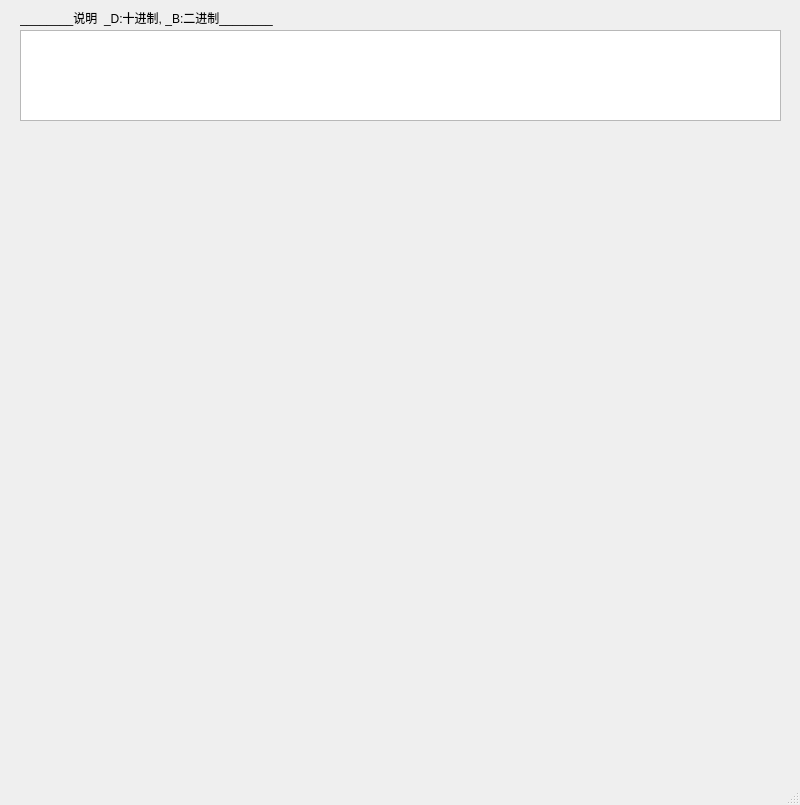
The window that config1/UI.ui (uyaly/study2018) describes before a commit, drawn with Qt 5.
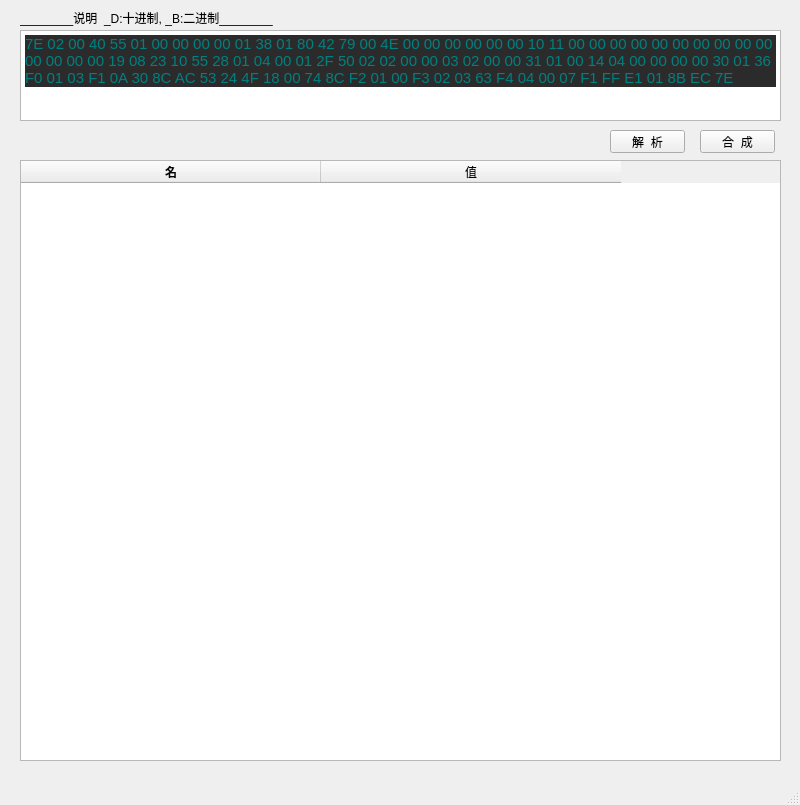
The same window after the commit.

```diff
--- a/config1/UI.ui
+++ b/config1/UI.ui
@@ -42,6 +42,13 @@
       <height>91</height>
      </rect>
     </property>
+    <property name="html">
+     <string>&lt;!DOCTYPE HTML PUBLIC &quot;-//W3C//DTD HTML 4.0//EN&quot; &quot;http://www.w3.org/TR/REC-html40/strict.dtd&quot;&gt;
+&lt;html&gt;&lt;head&gt;&lt;meta name=&quot;qrichtext&quot; content=&quot;1&quot; /&gt;&lt;style type=&quot;text/css&quot;&gt;
+p, li { white-space: pre-wrap; }
+&lt;/style&gt;&lt;/head&gt;&lt;body style=&quot; font-family:'SimSun'; font-size:9pt; font-weight:400; font-style:normal;&quot;&gt;
+&lt;p style=&quot; margin-top:12px; margin-bottom:12px; margin-left:0px; margin-right:0px; -qt-block-indent:0; text-indent:0px; background-color:#2b2b2b;&quot;&gt;&lt;span style=&quot; font-family:'宋体'; font-size:11.3pt; color:#008080;&quot;&gt;7E 02 00 40 55 01 00 00 00 00 01 38 01 80 42 79 00 4E 00 00 00 00 00 00 10 11 00 00 00 00 00 00 00 00 00 00 00 00 00 00 19 08 23 10 55 28 01 04 00 01 2F 50 02 02 00 00 03 02 00 00 31 01 00 14 04 00 00 00 00 30 01 36 F0 01 03 F1 0A 30 8C AC 53 24 4F 18 00 74 8C F2 01 00 F3 02 03 63 F4 04 00 07 F1 FF E1 01 8B EC 7E&lt;/span&gt;&lt;/p&gt;&lt;/body&gt;&lt;/html&gt;</string>
+    </property>
    </widget>
    <widget class="QLabel" name="label_2">
     <property name="geometry">
@@ -56,6 +63,61 @@
      <string>________说明  _D:十进制, _B:二进制________</string>
     </property>
    </widget>
+   <widget class="QTableWidget" name="tableWidget">
+    <property name="geometry">
+     <rect>
+      <x>20</x>
+      <y>160</y>
+      <width>761</width>
+      <height>601</height>
+     </rect>
+    </property>
+    <attribute name="horizontalHeaderDefaultSectionSize">
+     <number>300</number>
+    </attribute>
+    <column>
+     <property name="text">
+      <string>名</string>
+     </property>
+     <property name="font">
+      <font>
+       <weight>75</weight>
+       <bold>true</bold>
+      </font>
+     </property>
+    </column>
+    <column>
+     <property name="text">
+      <string>值</string>
+     </property>
+    </column>
+   </widget>
+   <widget class="QPushButton" name="Button_analyz">
+    <property name="geometry">
+     <rect>
+      <x>610</x>
+      <y>130</y>
+      <width>75</width>
+      <height>23</height>
+     </rect>
+    </property>
+    <property name="text">
+     <string>解  析</string>
+    </property>
+   </widget>
+   <widget class="QPushButton" name="Button_create">
+    <property name="geometry">
+     <rect>
+      <x>700</x>
+      <y>130</y>
+      <width>75</width>
+      <height>23</height>
+     </rect>
+    </property>
+    <property name="text">
+     <string>合  成</string>
+    </property>
+   </widget>
   </widget>
   <widget class="QMenuBar" name="menubar">
    <property name="geometry">
```
